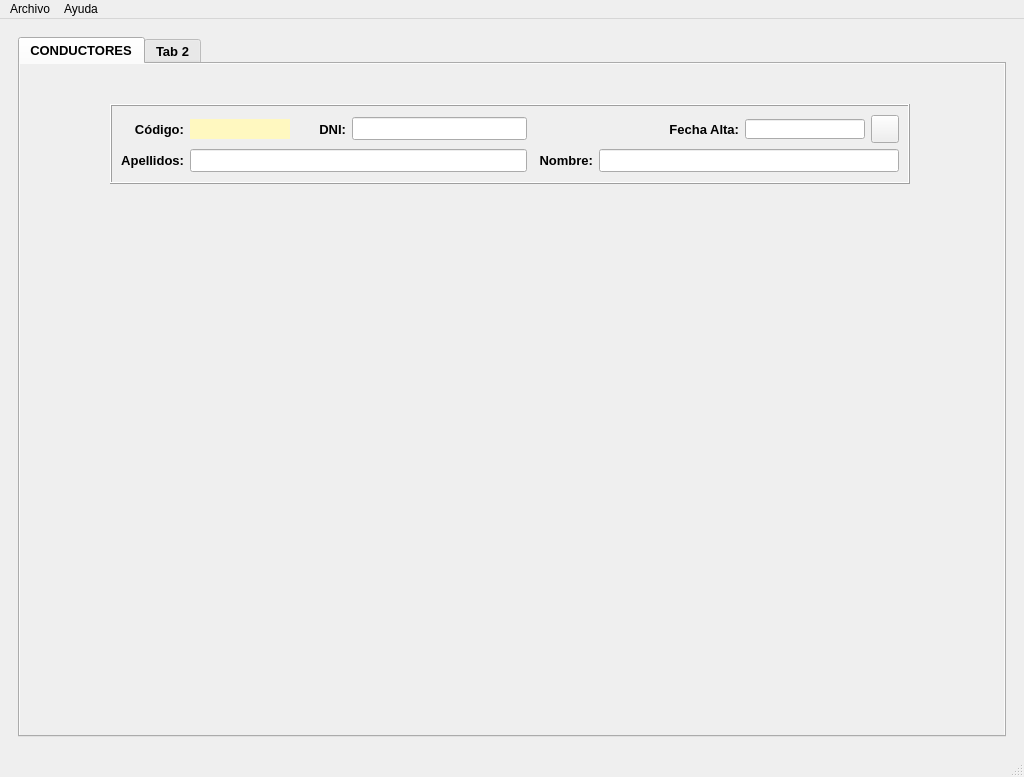
The window that MainWindow.ui (XoanCarlos/perezgonzalez2324) describes before a commit, drawn with Qt 5.
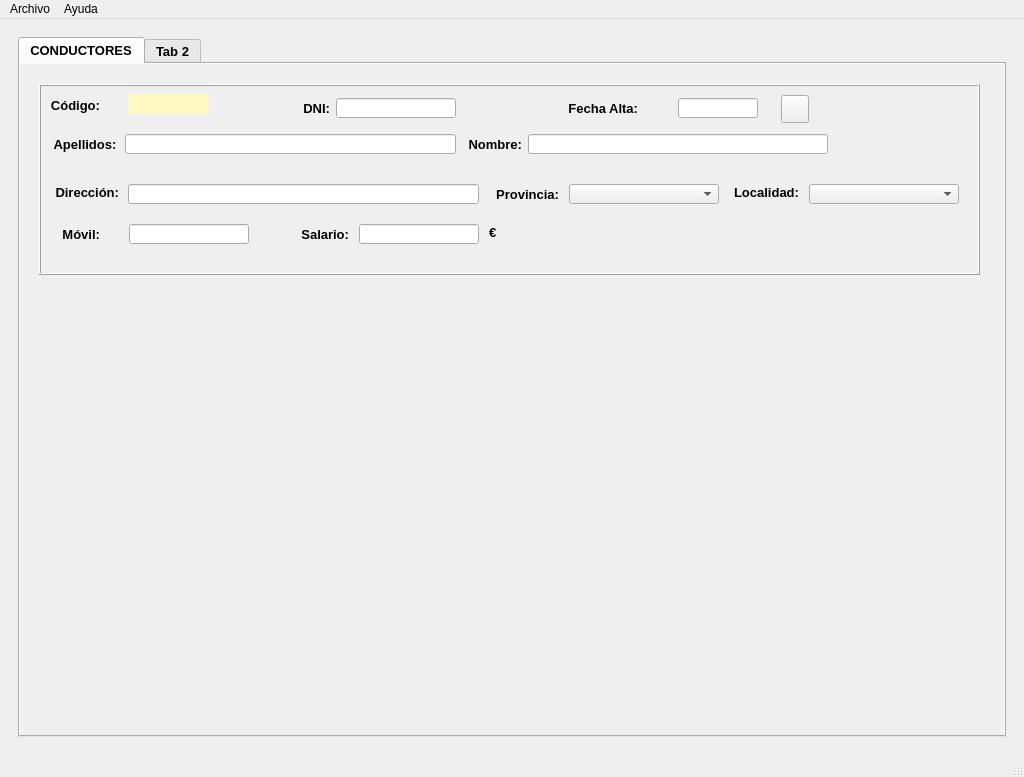
The same window after the commit. Icons and pictures are not drawn.

Diff of the .ui file:
```diff
--- a/MainWindow.ui
+++ b/MainWindow.ui
@@ -81,10 +81,10 @@
           <widget class="QFrame" name="frngestdrive">
            <property name="geometry">
             <rect>
-             <x>90</x>
-             <y>40</y>
-             <width>800</width>
-             <height>80</height>
+             <x>19</x>
+             <y>20</y>
+             <width>941</width>
+             <height>191</height>
             </rect>
            </property>
            <property name="sizePolicy">
@@ -108,20 +108,15 @@
            <property name="frameShadow">
             <enum>QFrame::Raised</enum>
            </property>
-           <layout class="QHBoxLayout" name="horizontalLayout_2" stretch="0">
-            <property name="sizeConstraint">
-             <enum>QLayout::SetDefaultConstraint</enum>
-            </property>
-            <property name="leftMargin">
-             <number>9</number>
-            </property>
-            <item>
-             <layout class="QGridLayout" name="gridLayout_2">
-              <property name="sizeConstraint">
-               <enum>QLayout::SetDefaultConstraint</enum>
-              </property>
-              <item row="1" column="5">
                <widget class="QLabel" name="lblNome">
+            <property name="geometry">
+             <rect>
+              <x>423</x>
+              <y>50</y>
+              <width>60</width>
+              <height>20</height>
+             </rect>
+            </property>
                 <property name="minimumSize">
                  <size>
                   <width>60</width>
@@ -135,89 +130,49 @@
                  <set>Qt::AlignRight|Qt::AlignTrailing|Qt::AlignVCenter</set>
                 </property>
                </widget>
-              </item>
-              <item row="0" column="0">
-               <widget class="QLabel" name="lblCod">
-                <property name="minimumSize">
-                 <size>
-                  <width>50</width>
-                  <height>20</height>
-                 </size>
-                </property>
-                <property name="text">
-                 <string>Código:</string>
-                </property>
-                <property name="alignment">
-                 <set>Qt::AlignRight|Qt::AlignTrailing|Qt::AlignVCenter</set>
-                </property>
-               </widget>
-              </item>
-              <item row="0" column="1">
-               <widget class="QLabel" name="lblcodbd">
+           <widget class="QLabel" name="lblValidardni">
+            <property name="geometry">
+             <rect>
+              <x>423</x>
+              <y>11</y>
+              <width>60</width>
+              <height>30</height>
+             </rect>
+            </property>
                 <property name="minimumSize">
                  <size>
-                  <width>100</width>
-                  <height>20</height>
+              <width>60</width>
+              <height>30</height>
                  </size>
                 </property>
                 <property name="maximumSize">
                  <size>
-                  <width>16777215</width>
-                  <height>20</height>
-                 </size>
-                </property>
-                <property name="styleSheet">
-                 <string notr="true">background-color: rgb(255, 248, 192);</string>
+              <width>60</width>
+              <height>30</height>
+             </size>
+            </property>
+            <property name="font">
+             <font>
+              <family>Segoe Print</family>
+              <pointsize>14</pointsize>
+             </font>
                 </property>
                 <property name="text">
                  <string/>
                 </property>
                 <property name="alignment">
-                 <set>Qt::AlignCenter</set>
-                </property>
-               </widget>
-              </item>
-              <item row="0" column="2">
-               <widget class="QLabel" name="lblDni">
-                <property name="minimumSize">
-                 <size>
-                  <width>50</width>
-                  <height>20</height>
-                 </size>
-                </property>
-                <property name="text">
-                 <string>DNI:</string>
-                </property>
-                <property name="alignment">
-                 <set>Qt::AlignRight|Qt::AlignTrailing|Qt::AlignVCenter</set>
-                </property>
-               </widget>
-              </item>
-              <item row="0" column="3">
-               <widget class="QLineEdit" name="txtDni">
-                <property name="minimumSize">
-                 <size>
-                  <width>120</width>
-                  <height>20</height>
-                 </size>
-                </property>
-                <property name="alignment">
-                 <set>Qt::AlignCenter</set>
-                </property>
-               </widget>
-              </item>
-              <item row="1" column="1" colspan="3">
-               <widget class="QLineEdit" name="txtApel">
-                <property name="minimumSize">
-                 <size>
-                  <width>300</width>
-                  <height>20</height>
-                 </size>
-                </property>
-               </widget>
-              </item>
-              <item row="0" column="8">
+             <set>Qt::AlignLeading|Qt::AlignLeft|Qt::AlignVCenter</set>
+            </property>
+           </widget>
                <widget class="QPushButton" name="btnCalendar">
+            <property name="geometry">
+             <rect>
+              <x>742</x>
+              <y>11</y>
+              <width>28</width>
+              <height>28</height>
+             </rect>
+            </property>
                 <property name="minimumSize">
                  <size>
                   <width>28</width>
@@ -244,12 +199,40 @@
                  </size>
                 </property>
                </widget>
-              </item>
-              <item row="1" column="0">
+           <widget class="QLineEdit" name="txtApel">
+            <property name="geometry">
+             <rect>
+              <x>86</x>
+              <y>50</y>
+              <width>331</width>
+              <height>20</height>
+             </rect>
+            </property>
+            <property name="minimumSize">
+             <size>
+              <width>300</width>
+              <height>20</height>
+             </size>
+            </property>
+           </widget>
                <widget class="QLabel" name="lblApel">
+            <property name="geometry">
+             <rect>
+              <x>11</x>
+              <y>50</y>
+              <width>70</width>
+              <height>20</height>
+             </rect>
+            </property>
                 <property name="minimumSize">
                  <size>
-                  <width>60</width>
+              <width>70</width>
+              <height>20</height>
+             </size>
+            </property>
+            <property name="maximumSize">
+             <size>
+              <width>70</width>
                   <height>20</height>
                  </size>
                 </property>
@@ -257,22 +240,49 @@
                  <string>Apellidos:</string>
                 </property>
                 <property name="alignment">
-                 <set>Qt::AlignRight|Qt::AlignTrailing|Qt::AlignVCenter</set>
-                </property>
-               </widget>
-              </item>
-              <item row="1" column="6" colspan="3">
-               <widget class="QLineEdit" name="txtNome">
+             <set>Qt::AlignCenter</set>
+            </property>
+           </widget>
+           <widget class="QLabel" name="lblcodbd">
+            <property name="geometry">
+             <rect>
+              <x>90</x>
+              <y>10</y>
+              <width>80</width>
+              <height>20</height>
+             </rect>
+            </property>
                 <property name="minimumSize">
                  <size>
-                  <width>300</width>
+              <width>80</width>
                   <height>20</height>
                  </size>
                 </property>
-               </widget>
-              </item>
-              <item row="0" column="7">
+            <property name="maximumSize">
+             <size>
+              <width>80</width>
+              <height>20</height>
+             </size>
+            </property>
+            <property name="styleSheet">
+             <string notr="true">background-color: rgb(255, 248, 192);</string>
+            </property>
+            <property name="text">
+             <string/>
+            </property>
+            <property name="alignment">
+             <set>Qt::AlignCenter</set>
+            </property>
+           </widget>
                <widget class="QLineEdit" name="txtDatadriver">
+            <property name="geometry">
+             <rect>
+              <x>639</x>
+              <y>14</y>
+              <width>80</width>
+              <height>20</height>
+             </rect>
+            </property>
                 <property name="sizePolicy">
                  <sizepolicy hsizetype="Preferred" vsizetype="Fixed">
                   <horstretch>0</horstretch>
@@ -281,8 +291,61 @@
                 </property>
                 <property name="minimumSize">
                  <size>
+              <width>80</width>
+              <height>20</height>
+             </size>
+            </property>
+            <property name="maximumSize">
+             <size>
+              <width>60</width>
+              <height>20</height>
+             </size>
+            </property>
+            <property name="alignment">
+             <set>Qt::AlignCenter</set>
+            </property>
+           </widget>
+           <widget class="QLabel" name="lblDni">
+            <property name="geometry">
+             <rect>
+              <x>261</x>
+              <y>14</y>
+              <width>30</width>
+              <height>20</height>
+             </rect>
+            </property>
+            <property name="minimumSize">
+             <size>
+              <width>30</width>
+              <height>20</height>
+             </size>
+            </property>
+            <property name="maximumSize">
+             <size>
+              <width>30</width>
+              <height>20</height>
+             </size>
+            </property>
+            <property name="text">
+             <string>DNI:</string>
+            </property>
+            <property name="alignment">
+             <set>Qt::AlignRight|Qt::AlignTrailing|Qt::AlignVCenter</set>
+            </property>
+           </widget>
+           <widget class="QLineEdit" name="txtDni">
+            <property name="geometry">
+             <rect>
+              <x>297</x>
+              <y>14</y>
                   <width>120</width>
                   <height>20</height>
+             </rect>
+            </property>
+            <property name="minimumSize">
+             <size>
+              <width>120</width>
+              <height>20</height>
                  </size>
                 </property>
                 <property name="maximumSize">
@@ -295,12 +358,46 @@
                  <set>Qt::AlignCenter</set>
                 </property>
                </widget>
-              </item>
-              <item row="0" column="6">
+           <widget class="QLabel" name="lblCod">
+            <property name="geometry">
+             <rect>
+              <x>11</x>
+              <y>11</y>
+              <width>50</width>
+              <height>20</height>
+             </rect>
+            </property>
+            <property name="minimumSize">
+             <size>
+              <width>50</width>
+              <height>20</height>
+             </size>
+            </property>
+            <property name="text">
+             <string>Código:</string>
+            </property>
+            <property name="alignment">
+             <set>Qt::AlignRight|Qt::AlignTrailing|Qt::AlignVCenter</set>
+            </property>
+           </widget>
                <widget class="QLabel" name="lblDatadriver">
+            <property name="geometry">
+             <rect>
+              <x>489</x>
+              <y>14</y>
+              <width>110</width>
+              <height>20</height>
+             </rect>
+            </property>
                 <property name="minimumSize">
                  <size>
-                  <width>70</width>
+              <width>110</width>
+              <height>20</height>
+             </size>
+            </property>
+            <property name="maximumSize">
+             <size>
+              <width>110</width>
                   <height>20</height>
                  </size>
                 </property>
@@ -311,10 +408,273 @@
                  <set>Qt::AlignRight|Qt::AlignTrailing|Qt::AlignVCenter</set>
                 </property>
                </widget>
-              </item>
-             </layout>
-            </item>
-           </layout>
+           <widget class="QLineEdit" name="txtNome">
+            <property name="geometry">
+             <rect>
+              <x>489</x>
+              <y>50</y>
+              <width>300</width>
+              <height>20</height>
+             </rect>
+            </property>
+            <property name="minimumSize">
+             <size>
+              <width>300</width>
+              <height>20</height>
+             </size>
+            </property>
+            <property name="maximumSize">
+             <size>
+              <width>16777215</width>
+              <height>20</height>
+             </size>
+            </property>
+           </widget>
+           <widget class="QLabel" name="lblDirdriver">
+            <property name="geometry">
+             <rect>
+              <x>10</x>
+              <y>100</y>
+              <width>70</width>
+              <height>16</height>
+             </rect>
+            </property>
+            <property name="maximumSize">
+             <size>
+              <width>70</width>
+              <height>20</height>
+             </size>
+            </property>
+            <property name="text">
+             <string>Dirección:</string>
+            </property>
+            <property name="alignment">
+             <set>Qt::AlignRight|Qt::AlignTrailing|Qt::AlignVCenter</set>
+            </property>
+           </widget>
+           <widget class="QLineEdit" name="txtDirdriver">
+            <property name="geometry">
+             <rect>
+              <x>89</x>
+              <y>100</y>
+              <width>351</width>
+              <height>20</height>
+             </rect>
+            </property>
+            <property name="minimumSize">
+             <size>
+              <width>350</width>
+              <height>20</height>
+             </size>
+            </property>
+           </widget>
+           <widget class="QLabel" name="lblMovil">
+            <property name="geometry">
+             <rect>
+              <x>20</x>
+              <y>140</y>
+              <width>41</width>
+              <height>20</height>
+             </rect>
+            </property>
+            <property name="maximumSize">
+             <size>
+              <width>70</width>
+              <height>20</height>
+             </size>
+            </property>
+            <property name="text">
+             <string>Móvil:</string>
+            </property>
+            <property name="alignment">
+             <set>Qt::AlignRight|Qt::AlignTrailing|Qt::AlignVCenter</set>
+            </property>
+           </widget>
+           <widget class="QComboBox" name="cmbLocalidad">
+            <property name="geometry">
+             <rect>
+              <x>770</x>
+              <y>100</y>
+              <width>150</width>
+              <height>20</height>
+             </rect>
+            </property>
+            <property name="minimumSize">
+             <size>
+              <width>150</width>
+              <height>20</height>
+             </size>
+            </property>
+            <property name="maximumSize">
+             <size>
+              <width>150</width>
+              <height>20</height>
+             </size>
+            </property>
+           </widget>
+           <widget class="QLabel" name="lblPRov">
+            <property name="geometry">
+             <rect>
+              <x>450</x>
+              <y>100</y>
+              <width>70</width>
+              <height>20</height>
+             </rect>
+            </property>
+            <property name="maximumSize">
+             <size>
+              <width>70</width>
+              <height>20</height>
+             </size>
+            </property>
+            <property name="text">
+             <string>Provincia:</string>
+            </property>
+            <property name="alignment">
+             <set>Qt::AlignRight|Qt::AlignTrailing|Qt::AlignVCenter</set>
+            </property>
+           </widget>
+           <widget class="QComboBox" name="cmbLocalidad_2">
+            <property name="geometry">
+             <rect>
+              <x>530</x>
+              <y>100</y>
+              <width>150</width>
+              <height>20</height>
+             </rect>
+            </property>
+            <property name="minimumSize">
+             <size>
+              <width>150</width>
+              <height>20</height>
+             </size>
+            </property>
+            <property name="maximumSize">
+             <size>
+              <width>150</width>
+              <height>20</height>
+             </size>
+            </property>
+           </widget>
+           <widget class="QLabel" name="lblLocalidad">
+            <property name="geometry">
+             <rect>
+              <x>690</x>
+              <y>100</y>
+              <width>70</width>
+              <height>16</height>
+             </rect>
+            </property>
+            <property name="maximumSize">
+             <size>
+              <width>70</width>
+              <height>20</height>
+             </size>
+            </property>
+            <property name="text">
+             <string>Localidad:</string>
+            </property>
+            <property name="alignment">
+             <set>Qt::AlignRight|Qt::AlignTrailing|Qt::AlignVCenter</set>
+            </property>
+           </widget>
+           <widget class="QLineEdit" name="txtMovil">
+            <property name="geometry">
+             <rect>
+              <x>90</x>
+              <y>140</y>
+              <width>120</width>
+              <height>20</height>
+             </rect>
+            </property>
+            <property name="minimumSize">
+             <size>
+              <width>120</width>
+              <height>20</height>
+             </size>
+            </property>
+            <property name="maximumSize">
+             <size>
+              <width>120</width>
+              <height>20</height>
+             </size>
+            </property>
+            <property name="alignment">
+             <set>Qt::AlignCenter</set>
+            </property>
+           </widget>
+           <widget class="QLabel" name="lblMovil_2">
+            <property name="geometry">
+             <rect>
+              <x>250</x>
+              <y>140</y>
+              <width>60</width>
+              <height>20</height>
+             </rect>
+            </property>
+            <property name="sizePolicy">
+             <sizepolicy hsizetype="Preferred" vsizetype="Preferred">
+              <horstretch>50</horstretch>
+              <verstretch>20</verstretch>
+             </sizepolicy>
+            </property>
+            <property name="minimumSize">
+             <size>
+              <width>60</width>
+              <height>20</height>
+             </size>
+            </property>
+            <property name="maximumSize">
+             <size>
+              <width>60</width>
+              <height>20</height>
+             </size>
+            </property>
+            <property name="text">
+             <string>Salario:</string>
+            </property>
+            <property name="alignment">
+             <set>Qt::AlignRight|Qt::AlignTrailing|Qt::AlignVCenter</set>
+            </property>
+           </widget>
+           <widget class="QLineEdit" name="txtSalario">
+            <property name="geometry">
+             <rect>
+              <x>320</x>
+              <y>140</y>
+              <width>120</width>
+              <height>20</height>
+             </rect>
+            </property>
+            <property name="minimumSize">
+             <size>
+              <width>120</width>
+              <height>20</height>
+             </size>
+            </property>
+            <property name="maximumSize">
+             <size>
+              <width>120</width>
+              <height>20</height>
+             </size>
+            </property>
+            <property name="alignment">
+             <set>Qt::AlignCenter</set>
+            </property>
+           </widget>
+           <widget class="QLabel" name="label">
+            <property name="geometry">
+             <rect>
+              <x>450</x>
+              <y>140</y>
+              <width>21</width>
+              <height>16</height>
+             </rect>
+            </property>
+            <property name="text">
+             <string>€</string>
+            </property>
+           </widget>
           </widget>
           <widget class="QSplitter" name="splitter">
            <property name="geometry">
```
Lines whose indentation alone changed are shown as unchanged.
